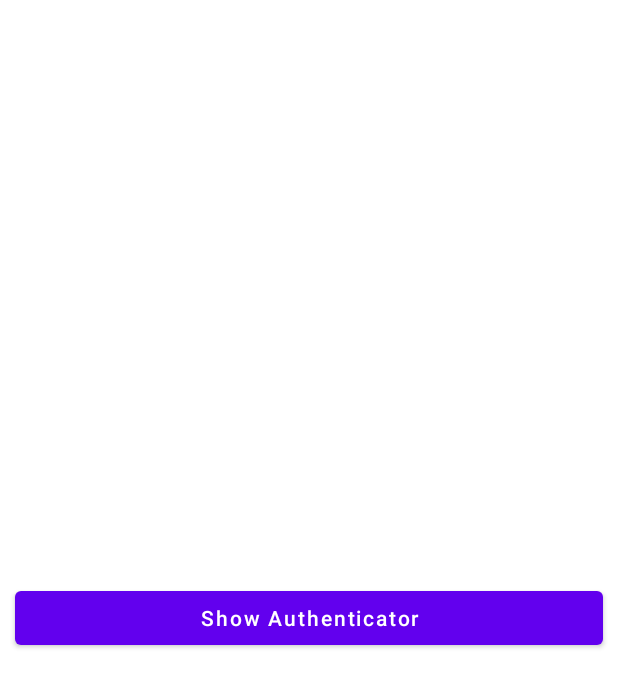
After one commit to DoAnhKien/QR-Code, an Android app: the layout activity_biometric_authentication.xml on its own in the app's theme, with its tools: preview values and no code run, on a phone screen of 412 x 824 dp. The commit adds this screen. Shown: the top 687 px of the screen. Run offline under Robolectric (Android 15) with nearby library versions, the phone set to English and light mode, and no system bars.

Commit message:
update the biometric authentication

```diff
--- a/app/build.gradle
+++ b/app/build.gradle
@@ -44,4 +44,7 @@ dependencies {
 
     // QR Code
     implementation 'com.budiyev.android:code-scanner:2.1.0'
+
+    // Biometric
+    implementation 'androidx.biometric:biometric:1.1.0'
 }
--- a/app/src/main/AndroidManifest.xml
+++ b/app/src/main/AndroidManifest.xml
@@ -12,6 +12,9 @@
         android:supportsRtl="true"
         android:theme="@style/Theme.QRCode">
         <activity
+            android:name=".BiometricAuthenticationActivity"
+            android:exported="true" />
+        <activity
             android:name=".MainActivity"
             android:exported="true">
             <intent-filter>
--- a/app/src/main/java/com/example/qr_code/MainActivity.kt
+++ b/app/src/main/java/com/example/qr_code/MainActivity.kt
@@ -2,6 +2,7 @@ package com.example.qr_code
 
 import android.content.Context
 import android.content.pm.PackageManager
+import android.hardware.biometrics.BiometricPrompt
 import androidx.appcompat.app.AppCompatActivity
 import android.os.Bundle
 import android.util.Log
--- /dev/null
+++ b/app/src/main/res/layout/activity_biometric_authentication.xml
@@ -0,0 +1,22 @@
+<?xml version="1.0" encoding="utf-8"?>
+<androidx.constraintlayout.widget.ConstraintLayout xmlns:android="http://schemas.android.com/apk/res/android"
+    xmlns:app="http://schemas.android.com/apk/res-auto"
+    xmlns:tools="http://schemas.android.com/tools"
+    android:layout_width="match_parent"
+    android:layout_height="match_parent"
+    tools:context=".BiometricAuthenticationActivity">
+
+    <Button
+        android:id="@+id/buttonShowAuthenticator"
+        android:layout_width="match_parent"
+        android:layout_height="wrap_content"
+        android:layout_margin="10dp"
+        android:text="Show Authenticator"
+        android:textAllCaps="false"
+        app:layout_constraintBottom_toBottomOf="parent"
+        app:layout_constraintLeft_toLeftOf="parent"
+        app:layout_constraintRight_toRightOf="parent"
+        app:layout_constraintTop_toTopOf="parent" />
+
+
+</androidx.constraintlayout.widget.ConstraintLayout>
```
Also changed, not shown: app/src/main/java/com/example/qr_code/BiometricAuthenticationActivity.kt (added, +80 -0 lines).
